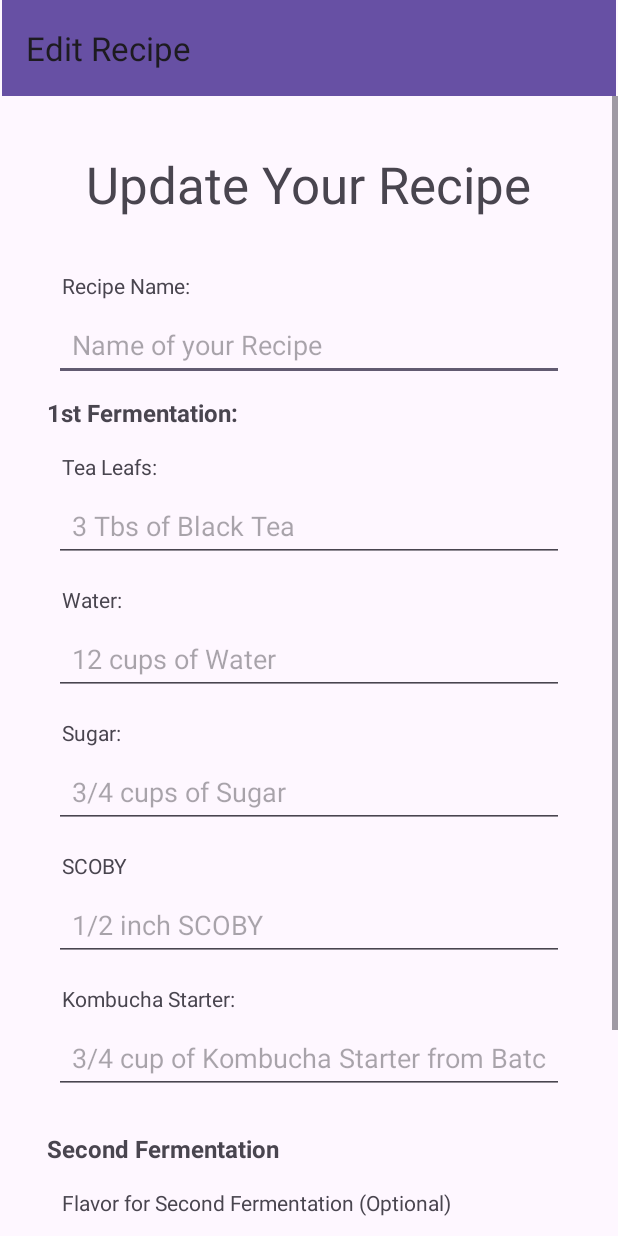
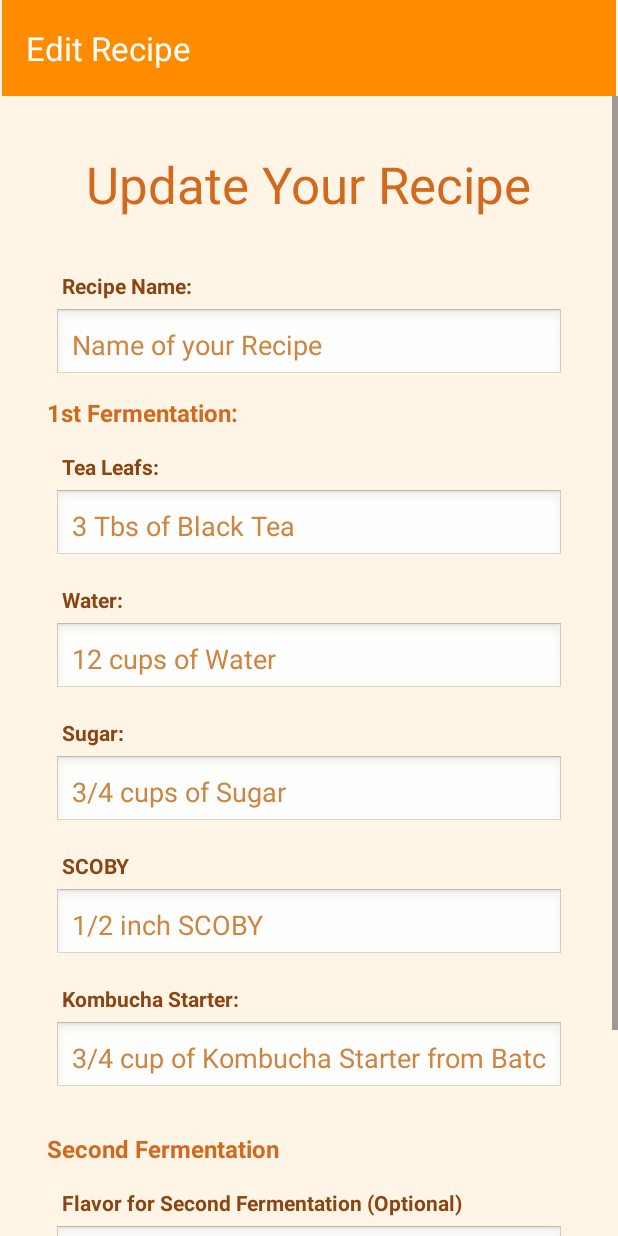
Before and after one commit to ENGR390/SmartKombuchaMonitor, an Android app: the EditRecipeActivity screen opened directly, with no data from a screen before it, on a phone screen of 412 x 824 dp. Run offline under Robolectric (Android 15) with nearby library versions, the light colour scheme and no system bars; 1 statement that could not run was skipped.

Commit message:
Update activity_edit_recipe.xml

```diff
--- a/app/src/main/res/layout/activity_edit_recipe.xml
+++ b/app/src/main/res/layout/activity_edit_recipe.xml
@@ -5,16 +5,18 @@
     android:id="@+id/main"
     android:layout_width="match_parent"
     android:layout_height="match_parent"
+    android:background="#FFF5E6"
     tools:context=".EditRecipeActivity">
 
     <androidx.appcompat.widget.Toolbar
         android:id="@+id/toolbar"
         android:layout_width="409dp"
         android:layout_height="wrap_content"
-        android:background="?attr/colorPrimary"
+        android:background="#FF8C00"
         android:minHeight="?attr/actionBarSize"
         android:theme="?attr/actionBarTheme"
         app:title="Edit Recipe"
+        app:titleTextColor="#FFFFFF"
         app:layout_constraintEnd_toEndOf="parent"
         app:layout_constraintStart_toStartOf="parent"
         app:layout_constraintTop_toTopOf="parent" />
@@ -41,6 +43,7 @@
                 android:layout_marginBottom="20dp"
                 android:text="Update Your Recipe"
                 android:textAppearance="@style/TextAppearance.AppCompat.Display1"
+                android:textColor="#D2691E"
                 android:layout_gravity="center" />
 
             <TextView
@@ -49,7 +52,9 @@
                 android:layout_height="wrap_content"
                 android:layout_marginStart="25dp"
                 android:layout_marginTop="15dp"
-                android:text="Recipe Name:" />
+                android:text="Recipe Name:"
+                android:textColor="#8B4513"
+                android:textStyle="bold" />
 
             <EditText
                 android:id="@+id/RecipeNameEditText"
@@ -59,9 +64,12 @@
                 android:layout_marginEnd="20dp"
                 android:layout_marginTop="5dp"
                 android:hint="Name of your Recipe"
+                android:textColorHint="#CD853F"
+                android:textColor="#8B4513"
                 android:inputType="text"
                 android:minHeight="48dp"
-                android:padding="12dp" />
+                android:padding="12dp"
+                android:background="@android:drawable/edit_text" />
 
             <TextView
                 android:id="@+id/textView2"
@@ -71,7 +79,8 @@
                 android:layout_marginTop="10dp"
                 android:text="1st Fermentation: "
                 android:textSize="16sp"
-                android:textStyle="bold" />
+                android:textStyle="bold"
+                android:textColor="#D2691E" />
 
             <TextView
                 android:id="@+id/textView4"
@@ -79,7 +88,9 @@
                 android:layout_height="wrap_content"
                 android:layout_marginStart="25dp"
                 android:layout_marginTop="15dp"
-                android:text="Tea Leafs:" />
+                android:text="Tea Leafs:"
+                android:textColor="#8B4513"
+                android:textStyle="bold" />
 
             <EditText
                 android:id="@+id/teaLeaf"
@@ -89,9 +100,12 @@
                 android:layout_marginEnd="20dp"
                 android:layout_marginTop="5dp"
                 android:hint="3 Tbs of Black Tea"
+                android:textColorHint="#CD853F"
+                android:textColor="#8B4513"
                 android:inputType="text"
                 android:minHeight="48dp"
-                android:padding="12dp" />
+                android:padding="12dp"
+                android:background="@android:drawable/edit_text" />
 
             <TextView
                 android:id="@+id/textView5"
@@ -99,7 +113,9 @@
                 android:layout_height="wrap_content"
                 android:layout_marginStart="25dp"
                 android:layout_marginTop="15dp"
-                android:text="Water:" />
+                android:text="Water:"
+                android:textColor="#8B4513"
+                android:textStyle="bold" />
 
             <EditText
                 android:id="@+id/water"
@@ -109,9 +125,12 @@
                 android:layout_marginEnd="20dp"
                 android:layout_marginTop="5dp"
                 android:hint="12 cups of Water"
+                android:textColorHint="#CD853F"
+                android:textColor="#8B4513"
                 android:inputType="text"
                 android:minHeight="48dp"
-                android:padding="12dp" />
+                android:padding="12dp"
+                android:background="@android:drawable/edit_text" />
 
             <TextView
                 android:id="@+id/textView6"
@@ -119,7 +138,9 @@
                 android:layout_height="wrap_content"
                 android:layout_marginStart="25dp"
                 android:layout_marginTop="15dp"
-                android:text="Sugar:" />
+                android:text="Sugar:"
+                android:textColor="#8B4513"
+                android:textStyle="bold" />
 
             <EditText
                 android:id="@+id/sugar"
@@ -129,9 +150,12 @@
                 android:layout_marginEnd="20dp"
                 android:layout_marginTop="5dp"
                 android:hint="3/4 cups of Sugar"
+                android:textColorHint="#CD853F"
+                android:textColor="#8B4513"
                 android:inputType="text"
                 android:minHeight="48dp"
-                android:padding="12dp" />
+                android:padding="12dp"
+                android:background="@android:drawable/edit_text" />
 
             <TextView
                 android:id="@+id/textView7"
@@ -139,7 +163,9 @@
                 android:layout_height="wrap_content"
                 android:layout_marginStart="25dp"
                 android:layout_marginTop="15dp"
-                android:text="SCOBY" />
+                android:text="SCOBY"
+                android:textColor="#8B4513"
+                android:textStyle="bold" />
 
             <EditText
                 android:id="@+id/scoby"
@@ -149,9 +175,12 @@
                 android:layout_marginEnd="20dp"
                 android:layout_marginTop="5dp"
                 android:hint="1/2 inch SCOBY"
+                android:textColorHint="#CD853F"
+                android:textColor="#8B4513"
                 android:inputType="text"
                 android:minHeight="48dp"
-                android:padding="12dp" />
+                android:padding="12dp"
+                android:background="@android:drawable/edit_text" />
 
             <TextView
                 android:id="@+id/textView9"
@@ -159,7 +188,9 @@
                 android:layout_height="wrap_content"
                 android:layout_marginStart="25dp"
                 android:layout_marginTop="15dp"
-                android:text="Kombucha Starter: " />
+                android:text="Kombucha Starter: "
+                android:textColor="#8B4513"
+                android:textStyle="bold" />
 
             <EditText
                 android:id="@+id/kombuchaStarter"
@@ -169,9 +200,12 @@
                 android:layout_marginEnd="20dp"
                 android:layout_marginTop="5dp"
                 android:hint="3/4 cup of Kombucha Starter from Batch#3"
+                android:textColorHint="#CD853F"
+                android:textColor="#8B4513"
                 android:inputType="text"
                 android:minHeight="48dp"
-                android:padding="12dp" />
+                android:padding="12dp"
+                android:background="@android:drawable/edit_text" />
 
             <TextView
                 android:id="@+id/textView11"
@@ -181,7 +215,8 @@
                 android:layout_marginTop="25dp"
                 android:text="Second Fermentation"
                 android:textSize="16sp"
-                android:textStyle="bold" />
+                android:textStyle="bold"
+                android:textColor="#D2691E" />
 
             <TextView
                 android:id="@+id/textView10"
@@ -189,7 +224,9 @@
                 android:layout_height="wrap_content"
                 android:layout_marginStart="25dp"
                 android:layout_marginTop="15dp"
-                android:text="Flavor for Second Fermentation (Optional)" />
+                android:text="Flavor for Second Fermentation (Optional)"
+                android:textColor="#8B4513"
+                android:textStyle="bold" />
 
             <EditText
                 android:id="@+id/flavor1"
@@ -199,9 +236,12 @@
                 android:layout_marginEnd="20dp"
                 android:layout_marginTop="5dp"
                 android:hint="50 grams of Ginger and Dried Flowers"
+                android:textColorHint="#CD853F"
+                android:textColor="#8B4513"
                 android:inputType="text"
                 android:minHeight="48dp"
-                android:padding="12dp" />
+                android:padding="12dp"
+                android:background="@android:drawable/edit_text" />
 
             <Button
                 android:id="@+id/btnUpdateRecipe"
@@ -214,7 +254,7 @@
                 android:text="Update Recipe"
                 android:textSize="16sp"
                 android:padding="16dp"
-                android:backgroundTint="#FF9100" />
+                android:backgroundTint="#FF8C00" />
 
             <ProgressBar
                 android:id="@+id/progressBar"
@@ -223,6 +263,7 @@
                 android:layout_gravity="center"
                 android:layout_marginTop="16dp"
                 android:layout_marginBottom="24dp"
+                android:indeterminateTint="#FF8C00"
                 android:visibility="gone" />
 
         </LinearLayout>
```
